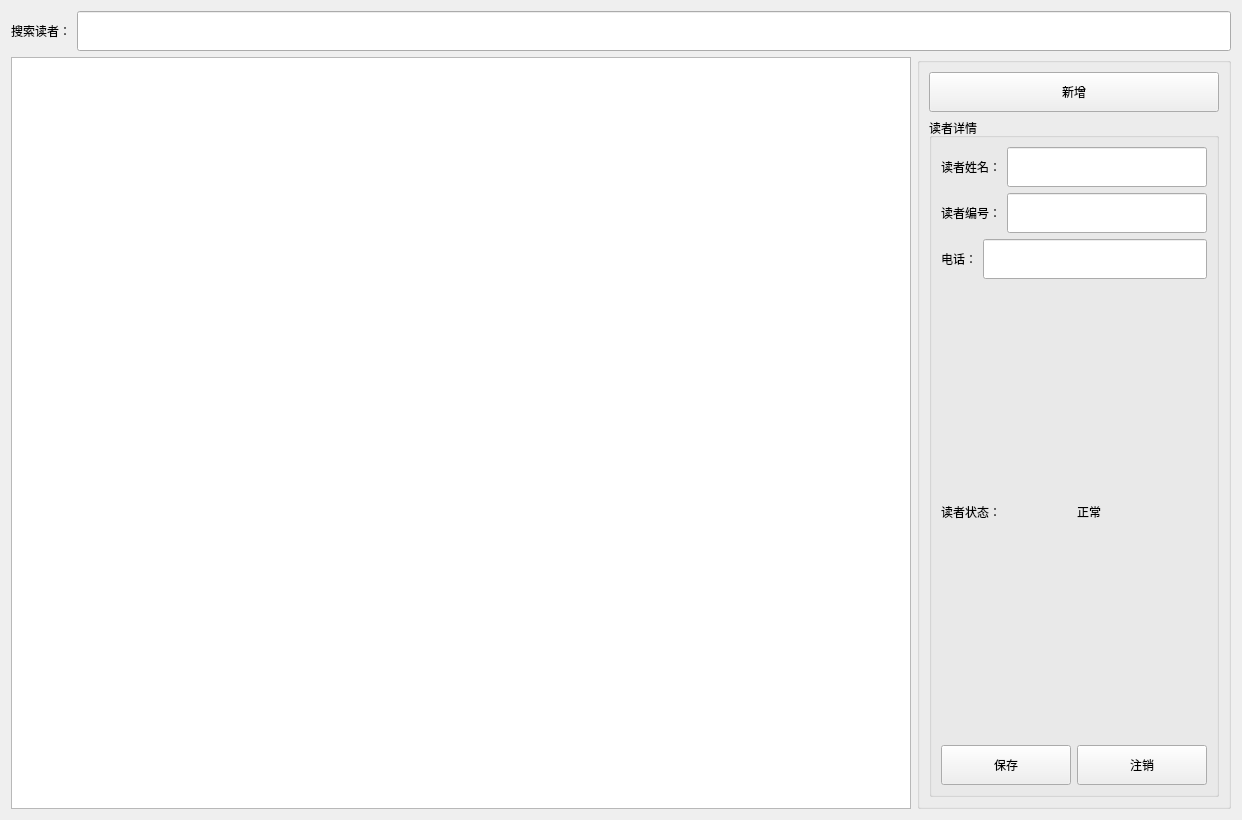
First picture: the form in src/EditReaderForm.ui, repository zhiweij1/LibrarySystem, before the edit.
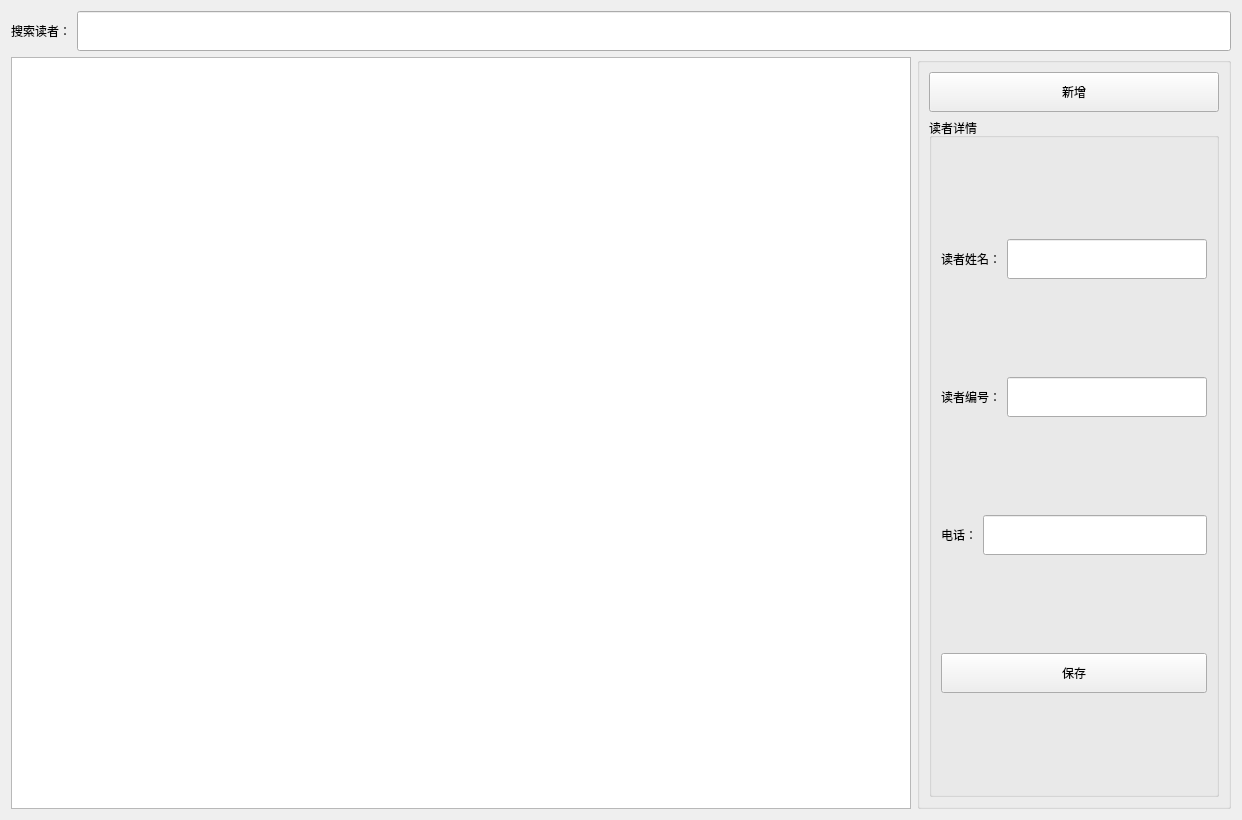
Second picture: the form after the edit.

```diff
--- a/src/EditReaderForm.ui
+++ b/src/EditReaderForm.ui
@@ -162,36 +162,6 @@
              </item>
             </layout>
            </item>
-           <item>
-            <layout class="QHBoxLayout" name="horizontalLayout_3">
-             <item>
-              <widget class="QLabel" name="label_5">
-               <property name="minimumSize">
-                <size>
-                 <width>0</width>
-                 <height>40</height>
-                </size>
-               </property>
-               <property name="text">
-                <string>读者状态：</string>
-               </property>
-              </widget>
-             </item>
-             <item>
-              <widget class="QLabel" name="StatusLabel">
-               <property name="minimumSize">
-                <size>
-                 <width>0</width>
-                 <height>40</height>
-                </size>
-               </property>
-               <property name="text">
-                <string>正常</string>
-               </property>
-              </widget>
-             </item>
-            </layout>
-           </item>
            <item>
             <layout class="QHBoxLayout" name="horizontalLayout_2">
              <item>
@@ -207,19 +177,6 @@
                </property>
               </widget>
              </item>
-             <item>
-              <widget class="QPushButton" name="DeactivateButton">
-               <property name="minimumSize">
-                <size>
-                 <width>0</width>
-                 <height>40</height>
-                </size>
-               </property>
-               <property name="text">
-                <string>注销</string>
-               </property>
-              </widget>
-             </item>
             </layout>
            </item>
           </layout>
```
Left out of the diff: 2 changed lines with no effect on the pictures.
